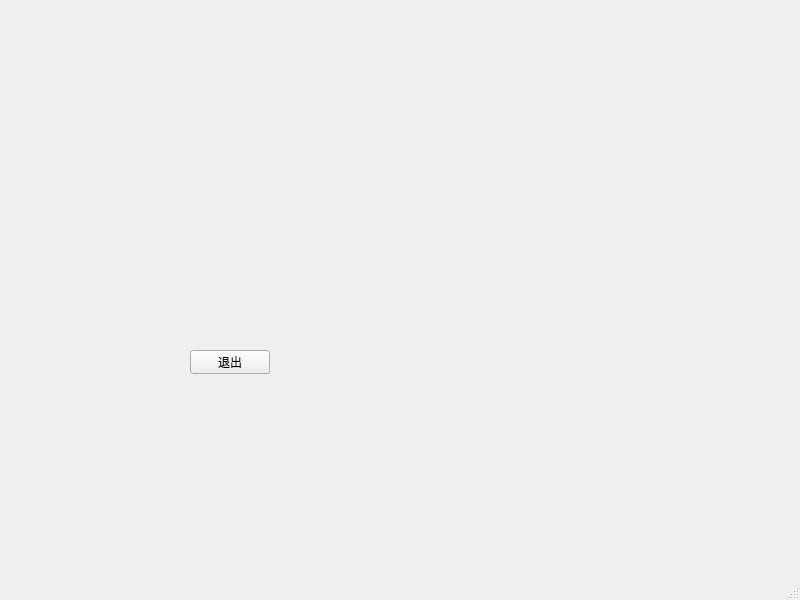
Before: the Qt Designer form mainwindow.ui in curious-heart/x-data-scanner, drawn with Qt 5.
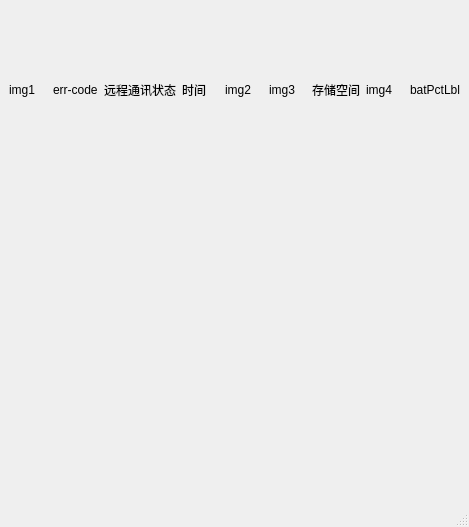
After: the same form once the commit is applied.

```diff
--- a/mainwindow.ui
+++ b/mainwindow.ui
@@ -6,27 +6,89 @@
    <rect>
     <x>0</x>
     <y>0</y>
-    <width>800</width>
-    <height>600</height>
+    <width>469</width>
+    <height>527</height>
    </rect>
   </property>
   <property name="windowTitle">
    <string>MainWindow</string>
   </property>
   <widget class="QWidget" name="centralwidget">
-   <widget class="QPushButton" name="pushButton">
-    <property name="geometry">
-     <rect>
-      <x>190</x>
-      <y>350</y>
-      <width>80</width>
-      <height>24</height>
-     </rect>
-    </property>
-    <property name="text">
-     <string>退出</string>
-    </property>
-   </widget>
+   <layout class="QVBoxLayout" name="verticalLayout" stretch="1,20,2">
+    <item>
+     <layout class="QHBoxLayout" name="statusHBoxLayout">
+      <item>
+       <widget class="QLabel" name="comStImgLbl">
+        <property name="text">
+         <string>img1</string>
+        </property>
+       </widget>
+      </item>
+      <item>
+       <widget class="QLabel" name="comStCodeLbl">
+        <property name="text">
+         <string>err-code</string>
+        </property>
+       </widget>
+      </item>
+      <item>
+       <widget class="QLabel" name="comStLbl">
+        <property name="text">
+         <string>远程通讯状态</string>
+        </property>
+       </widget>
+      </item>
+      <item>
+       <widget class="QLabel" name="timeLbl">
+        <property name="text">
+         <string>时间</string>
+        </property>
+       </widget>
+      </item>
+      <item>
+       <widget class="QLabel" name="userImgLbl">
+        <property name="text">
+         <string>img2</string>
+        </property>
+       </widget>
+      </item>
+      <item>
+       <widget class="QLabel" name="storageImgLbl">
+        <property name="text">
+         <string>img3</string>
+        </property>
+       </widget>
+      </item>
+      <item>
+       <widget class="QLabel" name="storageCapLbl">
+        <property name="text">
+         <string>存储空间</string>
+        </property>
+       </widget>
+      </item>
+      <item>
+       <widget class="QLabel" name="batImgLbl">
+        <property name="text">
+         <string>img4</string>
+        </property>
+       </widget>
+      </item>
+      <item>
+       <widget class="QLabel" name="label_9">
+        <property name="text">
+         <string>batPctLbl</string>
+        </property>
+       </widget>
+      </item>
+     </layout>
+    </item>
+    <item>
+     <layout class="QVBoxLayout" name="mainPartVBoxLayot"/>
+    </item>
+    <item>
+     <layout class="QHBoxLayout" name="buttonsHBoxLayout"/>
+    </item>
+   </layout>
   </widget>
   <widget class="QMenuBar" name="menubar">
    <property name="geometry">
```
Left out of the diff: 2 changed lines with no effect on the pictures.
